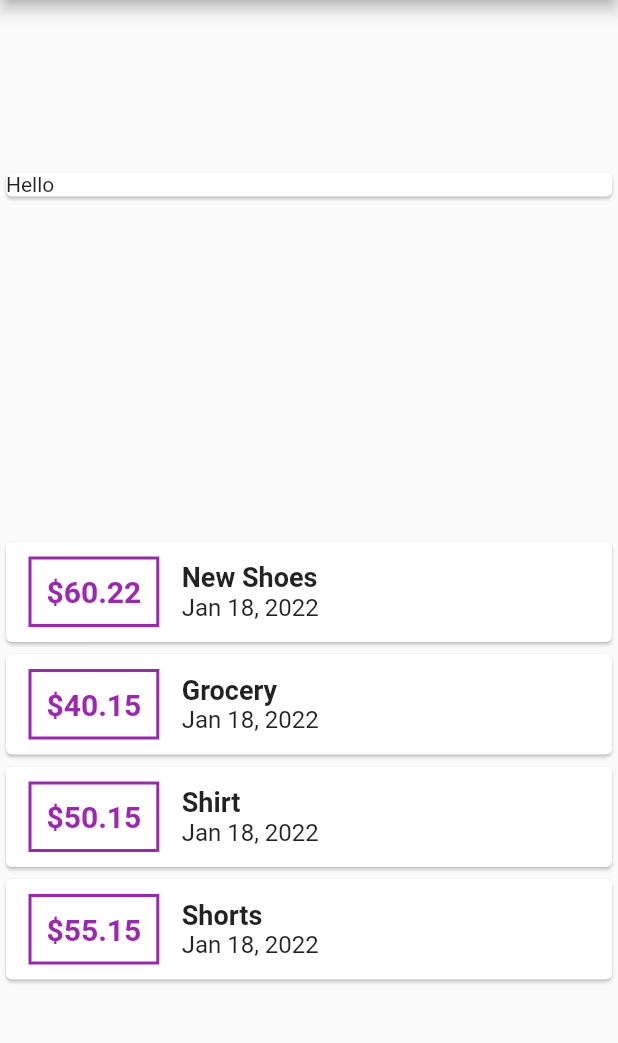
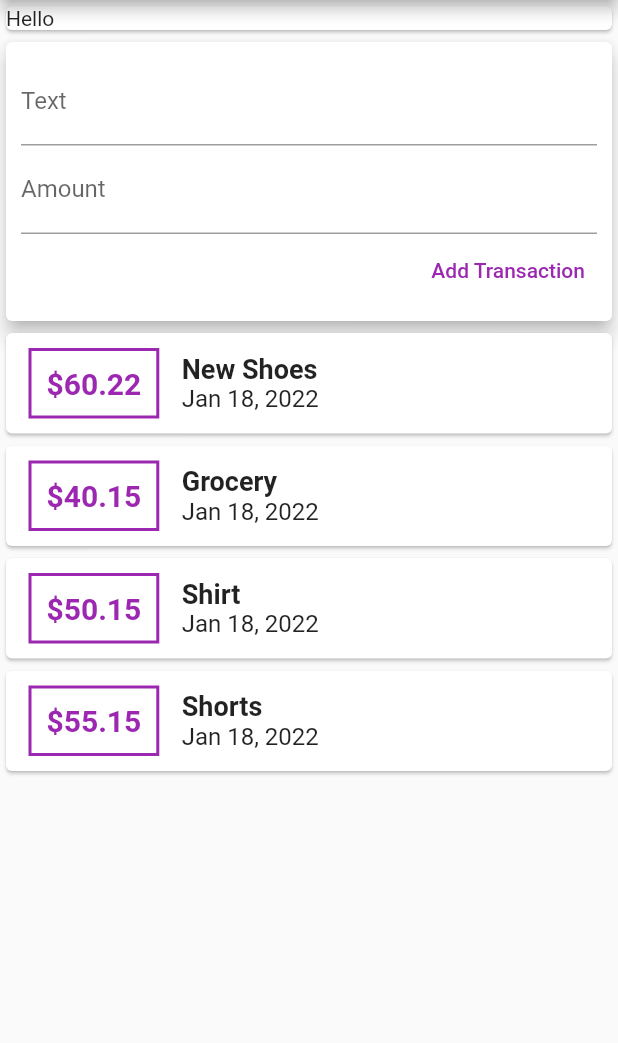
Before and after one commit to najmulmyself/Practice_App, a Flutter app: the screen it shows after launch, on a phone screen of 412 x 824 dp, the part 84-1127 px from its top. Run offline on Flutter 3.47's test engine with Material 2 defaults, Android fonts, the phone set to English and light mode, and no system bars; our stand-ins replace audioplayers; missing offline and left inert: dart:ffi.

Commit message:
textfield added

```diff
--- a/moneyfy/lib/main.dart
+++ b/moneyfy/lib/main.dart
@@ -40,11 +40,35 @@
           title: Text('Material App Bar'),
         ),
         body: Column(
-          mainAxisAlignment: MainAxisAlignment.spaceAround,
+          mainAxisAlignment: MainAxisAlignment.start,
           crossAxisAlignment: CrossAxisAlignment.stretch,
           children: [
             Card(
               child: Text("Hello"),
+            ),
+            Card(
+              elevation: 5,
+              child: Container(
+                padding: EdgeInsets.all(10),
+                child: Column(
+                  crossAxisAlignment: CrossAxisAlignment.end,
+                  children: [
+                    TextField(
+                      decoration: InputDecoration(labelText: "Text"),
+                    ),
+                    TextField(
+                      decoration: InputDecoration(labelText: "Amount"),
+                    ),
+                    TextButton(
+                      onPressed: () {},
+                      child: Text(
+                        'Add Transaction',
+                        style: TextStyle(color: Colors.purple),
+                      ),
+                    ),
+                  ],
+                ),
+              ),
             ),
             Column(
               children: transactions
@@ -52,6 +76,7 @@
                     (tx) => Card(
                       child: Row(
                         children: [
+                          SingleChildScrollView(),
                           Container(
                             margin: EdgeInsets.symmetric(
                               vertical: 10,
```
